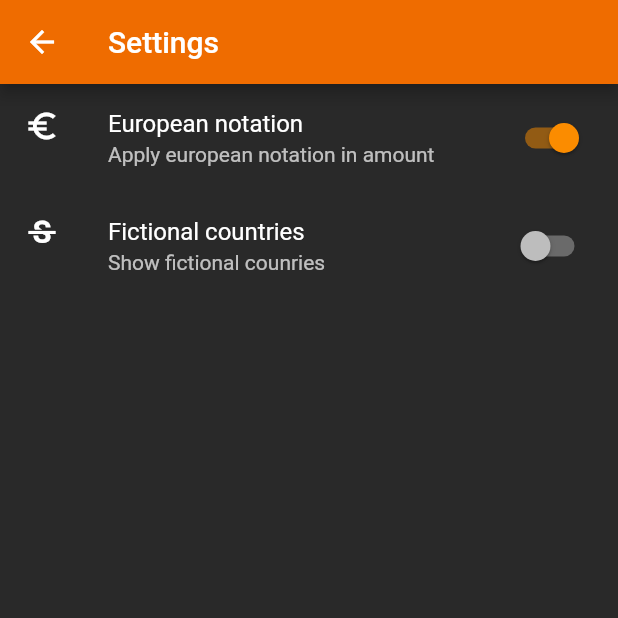
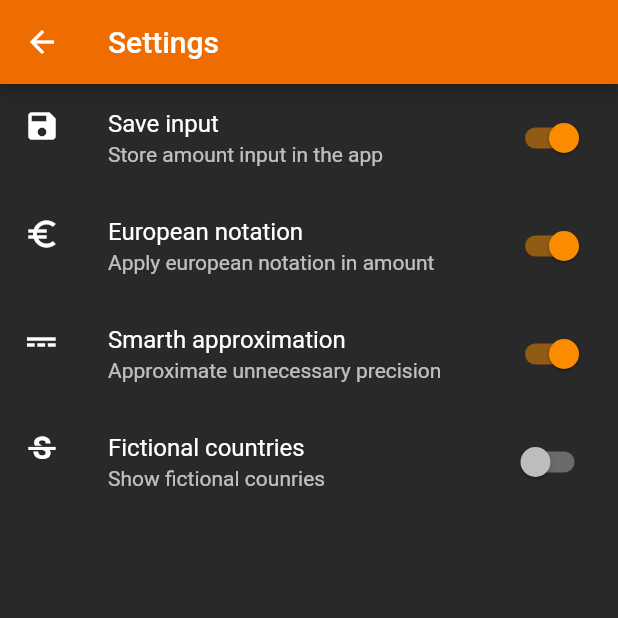
Before and after one commit to kris-el/valutex, a Flutter app: the SettingsScreen screen opened directly, on a phone screen of 412 x 824 dp, the top half of it. Run offline on Flutter 3.47's test engine with Material 2 defaults, Android fonts, the light colour scheme and no system bars; our stand-ins replace shared_preferences; accounts and stored records are empty; network calls fail.

Commit message:
add settings

```diff
--- a/todo.txt
+++ b/todo.txt
@@ -13,10 +13,4 @@ Implement HomeDrawer
 - rate on the store
 - share this app
 
-settings
-- european notation
-- approximation
-- fictional currencies
-- remeber last input
-
 on api-load show LinearProgressIndicator
--- a/valutex_vibe/lib/layout/arrange_screen.dart
+++ b/valutex_vibe/lib/layout/arrange_screen.dart
@@ -145,7 +145,7 @@ class Item extends StatelessWidget {
           tailWidget: Padding(
             padding: EdgeInsets.all(10.0),
             child: Icon(
-              Icons.reorder,
+              Icons.drag_handle,
               size: 48.0,
               color: dragging ? Colors.grey[200] : null,
             ),
--- a/valutex_vibe/lib/layout/settings_screen.dart
+++ b/valutex_vibe/lib/layout/settings_screen.dart
@@ -18,6 +18,15 @@ class SettingsScreenState extends State<SettingsScreen> {
     final listView = ListView(
       children: <Widget>[
         ListTile(
+          leading: const Icon(Icons.save),
+          title: Text('Save input'),
+          subtitle: Text('Store amount input in the app'),
+          trailing: Switch(
+              value: appSettings.rememberInput,
+              onChanged: (value) =>
+                  setState(() => appSettings.rememberInput = value)),
+        ),
+        ListTile(
           leading: const Icon(Icons.euro_symbol),
           title: Text('European notation'),
           subtitle: Text('Apply european notation in amount'),
@@ -25,6 +34,15 @@ class SettingsScreenState extends State<SettingsScreen> {
               value: appSettings.europeanNotation,
               onChanged: (value) =>
                   setState(() => appSettings.europeanNotation = value)),
+        ),
+        ListTile(
+          leading: const Icon(Icons.power_input),
+          title: Text('Smarth approximation'),
+          subtitle: Text('Approximate unnecessary precision'),
+          trailing: Switch(
+              value: appSettings.amountAppoximation,
+              onChanged: (value) =>
+                  setState(() => appSettings.amountAppoximation = value)),
         ),
         ListTile(
           leading: const Icon(Icons.strikethrough_s),
@@ -43,3 +61,5 @@ class SettingsScreenState extends State<SettingsScreen> {
     );
   }
 }
+
+//crop_free -> approx
```
Also changed, not shown: valutex_vibe/lib/exchange_currency.dart (+11 -13 lines), valutex_vibe/lib/layout/amount_screen.dart (+15 -3 lines), valutex_vibe/lib/layout/home_screen.dart (+10 -1 lines).
